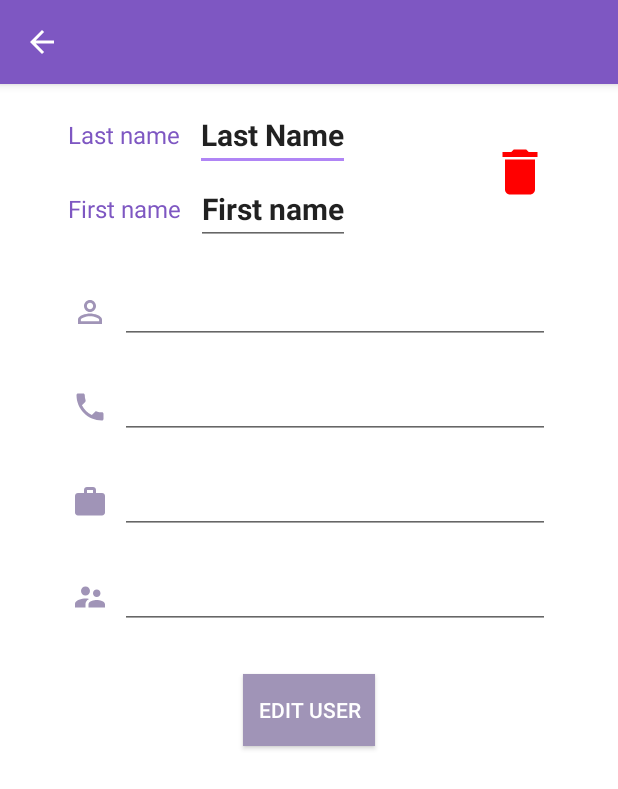
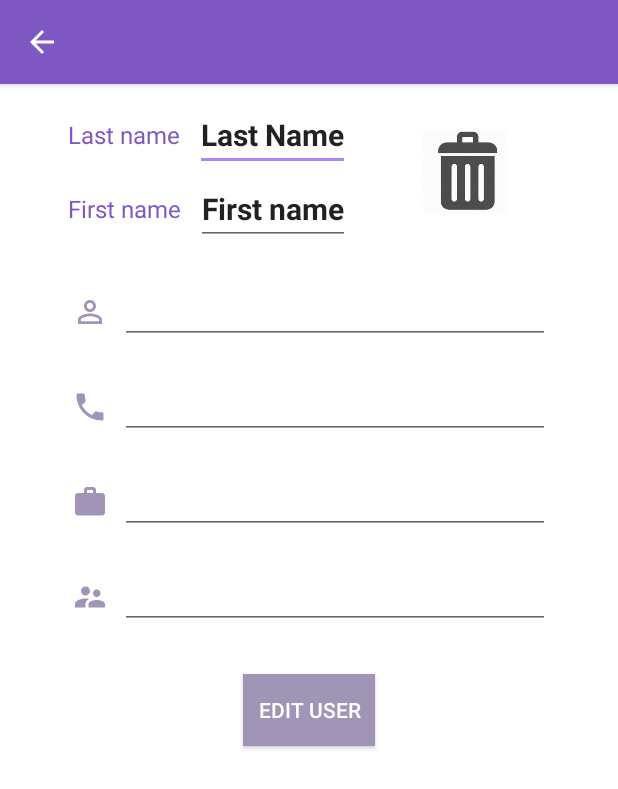
Before and after one commit to larissa898/LPApp-login, an Android app: the UserProfileAdminViewActivity screen opened directly, with no data from a screen before it, on a phone screen of 412 x 824 dp. Shown: the top 789 px of the screen. Run offline under Robolectric (Android 15) with nearby library versions, the phone set to English and light mode, and no system bars; our stand-ins replace Firebase (no records; nobody signed in at launch, a user with empty details on screens opened directly); 7 statements that could not run were skipped.

Commit message:
last changes

```diff
--- a/app/src/main/java/com/example/larisa/leavingpermissionapp/Activity/AdminActivity.java
+++ b/app/src/main/java/com/example/larisa/leavingpermissionapp/Activity/AdminActivity.java
@@ -72,6 +72,7 @@ public class AdminActivity extends AppCompatActivity {
         });
     }
 
+
     @Override
     public boolean onOptionsItemSelected(MenuItem item) {
         switch (item.getItemId()) {
--- a/app/src/main/java/com/example/larisa/leavingpermissionapp/Utils/FirebaseOps.java
+++ b/app/src/main/java/com/example/larisa/leavingpermissionapp/Utils/FirebaseOps.java
@@ -53,7 +53,7 @@ public class FirebaseOps {
         users = new ArrayList<>();
         roles = new ArrayList<>();
         readUsers();
-
+        readRoles();
     }
 
     public void setListener(FirebaseOpsListener listener) {
--- a/app/src/main/res/drawable/ic_delete.xml
+++ /dev/null
@@ -1,13 +0,0 @@
-<!--
-  ~ Copyright (c) 2019. Parrot Faurecia Automotive S.A.S. All rights reserved.
-  -->
-
-<vector xmlns:android="http://schemas.android.com/apk/res/android"
-        android:width="40dp"
-        android:height="40dp"
-        android:viewportWidth="24.0"
-        android:viewportHeight="24.0">
-    <path
-        android:fillColor="#FF0000"
-        android:pathData="M6,19c0,1.1 0.9,2 2,2h8c1.1,0 2,-0.9 2,-2V7H6v12zM19,4h-3.5l-1,-1h-5l-1,1H5v2h14V4z"/>
-</vector>
--- a/app/src/main/res/layout/activity_user_profile_admin_view.xml
+++ b/app/src/main/res/layout/activity_user_profile_admin_view.xml
@@ -82,7 +82,8 @@
             android:layout_height="wrap_content"
             android:layout_alignParentEnd="true"
             android:layout_centerVertical="true"
-            android:src="@drawable/ic_delete" />
+            android:padding="20dp"
+            android:src="@drawable/trashicon" />
     </RelativeLayout>
 
 
```
Also changed, not shown: app/src/main/java/com/example/larisa/leavingpermissionapp/Activity/UserProfileAdminViewActivity.java (+29 -5 lines).
